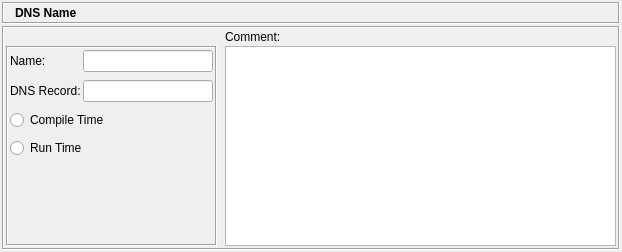
This is src/gui/dnsnamedialog_q.ui in fwbuilder/fwbuilder as Qt 5 draws it before an edit. The edited form follows.
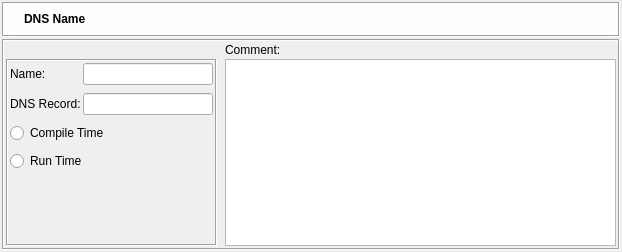
This is the edited form. Icons and pictures are not drawn.

```diff
--- a/src/gui/dnsnamedialog_q.ui
+++ b/src/gui/dnsnamedialog_q.ui
@@ -59,9 +59,76 @@
        <property name="minimumSize" >
         <size>
          <width>16</width>
-         <height>20</height>
+         <height>35</height>
         </size>
        </property>
+       <property name="palette" >
+        <palette>
+         <active>
+          <colorrole role="Base" >
+           <brush brushstyle="SolidPattern" >
+            <color alpha="255" >
+             <red>255</red>
+             <green>255</green>
+             <blue>255</blue>
+            </color>
+           </brush>
+          </colorrole>
+          <colorrole role="Window" >
+           <brush brushstyle="SolidPattern" >
+            <color alpha="255" >
+             <red>255</red>
+             <green>254</green>
+             <blue>253</blue>
+            </color>
+           </brush>
+          </colorrole>
+         </active>
+         <inactive>
+          <colorrole role="Base" >
+           <brush brushstyle="SolidPattern" >
+            <color alpha="255" >
+             <red>255</red>
+             <green>255</green>
+             <blue>255</blue>
+            </color>
+           </brush>
+          </colorrole>
+          <colorrole role="Window" >
+           <brush brushstyle="SolidPattern" >
+            <color alpha="255" >
+             <red>255</red>
+             <green>254</green>
+             <blue>253</blue>
+            </color>
+           </brush>
+          </colorrole>
+         </inactive>
+         <disabled>
+          <colorrole role="Base" >
+           <brush brushstyle="SolidPattern" >
+            <color alpha="255" >
+             <red>255</red>
+             <green>254</green>
+             <blue>253</blue>
+            </color>
+           </brush>
+          </colorrole>
+          <colorrole role="Window" >
+           <brush brushstyle="SolidPattern" >
+            <color alpha="255" >
+             <red>255</red>
+             <green>254</green>
+             <blue>253</blue>
+            </color>
+           </brush>
+          </colorrole>
+         </disabled>
+        </palette>
+       </property>
+       <property name="autoFillBackground" >
+        <bool>true</bool>
+       </property>
        <property name="frameShape" >
         <enum>QFrame::Box</enum>
        </property>
@@ -87,7 +154,7 @@
         <property name="verticalSpacing" >
          <number>2</number>
         </property>
-        <item row="0" column="1" >
+        <item row="0" column="2" >
          <widget class="QLabel" name="editorTitle" >
           <property name="font" >
            <font>
@@ -122,6 +189,22 @@
           </property>
          </widget>
         </item>
+        <item row="0" column="1" >
+         <widget class="QLabel" name="label" >
+          <property name="sizePolicy" >
+           <sizepolicy vsizetype="Preferred" hsizetype="Maximum" >
+            <horstretch>0</horstretch>
+            <verstretch>0</verstretch>
+           </sizepolicy>
+          </property>
+          <property name="text" >
+           <string/>
+          </property>
+          <property name="pixmap" >
+           <pixmap resource="MainRes.qrc" >:/Icons/DNSName/icon</pixmap>
+          </property>
+         </widget>
+        </item>
        </layout>
       </widget>
      </item>
```
Left out of the diff: 4 changed lines with no effect on the pictures.
